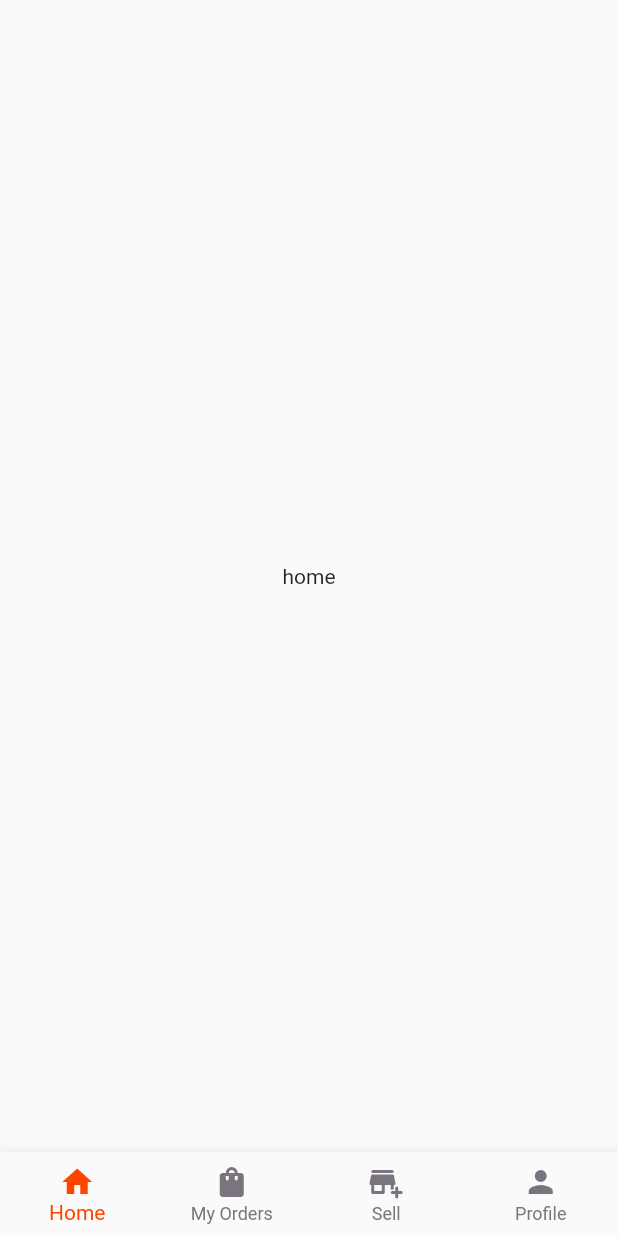
After one commit to Mohamed-Junaid/MesCart, a Flutter app: the screen it shows after launch, after a tap on "Sign in", on a phone screen of 412 x 824 dp. The commit adds this screen. Run offline on Flutter 3.47's test engine with Material 2 defaults, Android fonts, the phone set to English and light mode, and no system bars; our stand-ins replace flutter_screenutil, google_fonts.

Commit message:
bottom navigation screen added

```diff
--- /dev/null
+++ b/lib/Ui/bottom_navigation.dart
@@ -0,0 +1,42 @@
+import 'package:flutter/material.dart';
+import 'package:mes_kart/Ui/home.dart';
+import 'package:mes_kart/Ui/my_orders.dart';
+import 'package:mes_kart/Ui/profile.dart';
+import 'package:mes_kart/Ui/sell.dart';
+
+class BottomNavigation extends StatefulWidget {
+  const BottomNavigation({Key? key}) : super(key: key);
+
+  @override
+  State<BottomNavigation> createState() => _BottomNavigationState();
+}
+int currentIndex=0;
+final screens=[const Home(),const MyOrders(),const SellScreen(),const Profile()];
+class _BottomNavigationState extends State<BottomNavigation> {
+  @override
+  Widget build(BuildContext context) {
+    return Scaffold(
+      bottomNavigationBar: BottomNavigationBar(
+        type: BottomNavigationBarType.fixed,
+        showSelectedLabels: true,
+        showUnselectedLabels: true,
+        selectedItemColor: const Color(0xffFF4400),
+        unselectedItemColor: const Color(0xff79747E),
+        currentIndex: currentIndex,
+        onTap: (index) {
+          setState(() {
+            currentIndex=index;
+          });
+        },
+        items: const [
+          BottomNavigationBarItem(icon: Icon(Icons.home), label: 'Home'),
+          BottomNavigationBarItem(
+              icon: Icon(Icons.shopping_bag), label: 'My Orders'),
+          BottomNavigationBarItem(
+              icon: Icon(Icons.add_business_rounded), label: 'Sell'),
+          BottomNavigationBarItem(icon: Icon(Icons.person), label: 'Profile')
+        ],
+      ),body: screens[currentIndex],
+    );
+  }
+}
--- /dev/null
+++ b/lib/Ui/home.dart
@@ -0,0 +1,9 @@
+import 'package:flutter/material.dart';
+class Home extends StatelessWidget {
+  const Home({super.key});
+
+  @override
+  Widget build(BuildContext context) {
+    return Scaffold(body: Center(child: Text('home'),),);
+  }
+}
--- a/lib/Ui/login_screen.dart
+++ b/lib/Ui/login_screen.dart
@@ -4,6 +4,7 @@ import 'package:google_fonts/google_fonts.dart';
 import 'package:mes_kart/Ui/signup_screen.dart';
 
 import 'Common/common.dart';
+import 'bottom_navigation.dart';
 
 class LoginScreen extends StatelessWidget {
   const LoginScreen({super.key});
@@ -96,7 +97,9 @@ class LoginScreen extends StatelessWidget {
                 ),
               ),
               form(hintText: 'Password', action: TextInputAction.done),
-              Container(
+              GestureDetector(onTap: ()=>Navigator.of(context).push(MaterialPageRoute(
+                  builder: (_) => BottomNavigation())),
+                child: Container(
                   margin: EdgeInsets.only(top: 32.h, left: 24.w, right: 24.w),
                   width: 327.w,
                   height: 48.h,
@@ -117,6 +120,7 @@ class LoginScreen extends StatelessWidget {
                             height: 1.h,
                           ),
                         )),
+                  ),
                 ),
               ),
               Padding(
--- /dev/null
+++ b/lib/Ui/profile.dart
@@ -0,0 +1,9 @@
+import 'package:flutter/material.dart';
+class Profile extends StatelessWidget {
+  const Profile({super.key});
+
+  @override
+  Widget build(BuildContext context) {
+    return Scaffold(body: Center(child: Text('profile'),),);
+  }
+}
--- a/lib/Ui/signup_screen.dart
+++ b/lib/Ui/signup_screen.dart
@@ -4,6 +4,7 @@ import 'package:google_fonts/google_fonts.dart';
 import 'package:mes_kart/Ui/login_screen.dart';
 
 import 'Common/common.dart';
+import 'bottom_navigation.dart';
 
 class SignupScreen extends StatelessWidget {
   const SignupScreen({super.key});
@@ -130,7 +131,9 @@ class SignupScreen extends StatelessWidget {
                   ),
                 ),
               ),form(hintText: 'Confirm Password', action: TextInputAction.done),
-              Container(
+              GestureDetector(onTap: ()=>Navigator.of(context).push(MaterialPageRoute(
+                  builder: (_) => BottomNavigation())),
+                child: Container(
                   margin: EdgeInsets.only(top: 32.h, left: 24.w, right: 24.w),
                   width: 327.w,
                   height: 48.h,
@@ -151,6 +154,7 @@ class SignupScreen extends StatelessWidget {
                             height: 1.h,
                           ),
                         )),
+                  ),
                 ),
               ), Padding(
                 padding: EdgeInsets.only(
```
Also changed, not shown: lib/Ui/my_orders.dart (added, +9 -0 lines), lib/Ui/sell.dart (added, +9 -0 lines). Lines whose indentation alone changed are shown as unchanged.
